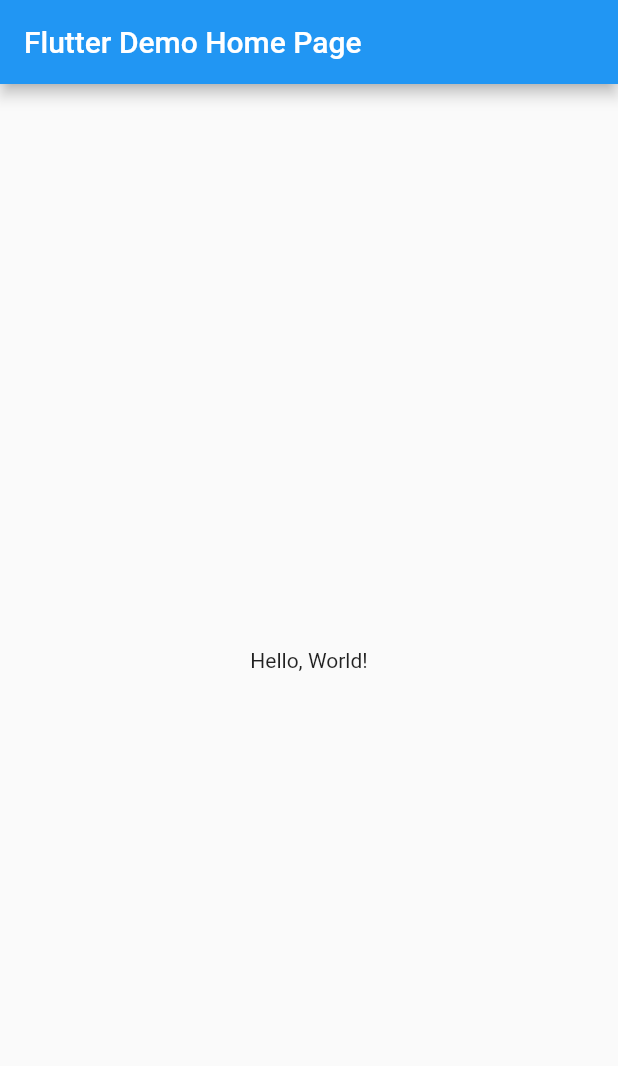
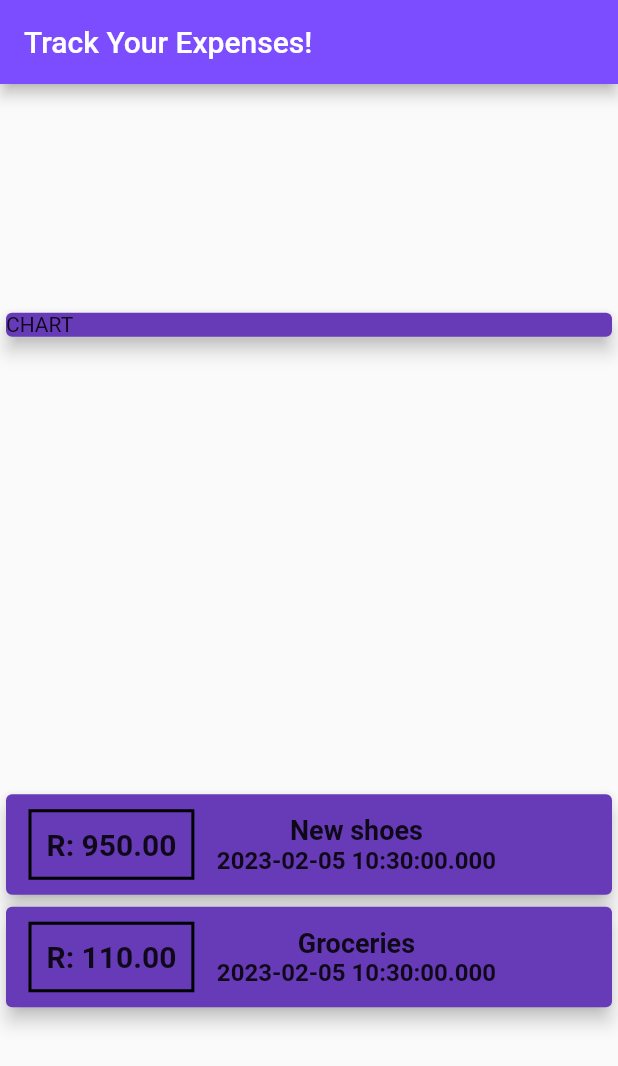
Before and after one commit to Ruan6370/flutterSect4Guide, a Flutter app: the screen it shows after launch, on a phone screen of 412 x 824 dp. Shown: the top 1066 px of the screen. Run offline on Flutter 3.47's test engine with Material 2 defaults, Android fonts, the phone set to English and light mode, and no system bars.

```diff
--- a/lib/main.dart
+++ b/lib/main.dart
@@ -1,41 +1,98 @@
 import 'package:flutter/material.dart';
 
-void main() => runApp(MyApp());
+import 'transactions.dart';
 
-class MyApp extends StatelessWidget {
-  // This widget is the root of your application.
+void main() {
+  runApp(const PersonalExpenseTracker());
+}
+
+class PersonalExpenseTracker extends StatelessWidget {
+  const PersonalExpenseTracker({Key? key}) : super(key: key);
+
   @override
   Widget build(BuildContext context) {
     return MaterialApp(
-      // Application name
-      title: 'Flutter Hello World',
-      // Application theme data, you can set the colors for the application as
-      // you want
-      theme: ThemeData(
-        primarySwatch: Colors.blue,
-      ),
-      // A widget which will be started on application startup
-      home: MyHomePage(title: 'Flutter Demo Home Page'),
+      title: 'Personal Expense Tracker',
+      debugShowCheckedModeBanner: false,
+      home: HomePage(),
     );
   }
 }
 
-class MyHomePage extends StatelessWidget {
-  final String title;
-  const MyHomePage({Key? key, required this.title}) : super(key: key);
+class HomePage extends StatelessWidget {
+  HomePage({Key? key}) : super(key: key);
+  final List<Transaction> transactions = [
+    Transaction(
+        id: 't1', title: 'New shoes', amount: 950.00, date: DateTime.now()),
+    Transaction(
+        id: 't2', title: 'Groceries', amount: 110.00, date: DateTime.now()),
+  ];
 
   @override
   Widget build(BuildContext context) {
     return Scaffold(
       appBar: AppBar(
-        // The title text which will be shown on the action bar
-        title: Text(title),
+        backgroundColor: Colors.deepPurpleAccent,
+        title: const Text('Track Your Expenses!'),
       ),
-      body: Center(
-        child: Text(
-          'Hello, World!',
-        ),
-      ),
+      body: Column(
+          mainAxisAlignment: MainAxisAlignment.spaceAround,
+          crossAxisAlignment: CrossAxisAlignment.stretch,
+          children: <Widget>[
+            SizedBox(
+              width: double.infinity,
+              child: Card(
+                elevation: 5,
+                color: Colors.deepPurple,
+                child: Text('CHART'),
+              ),
+            ),
+            Column(
+              children: transactions.map((tx) {
+                return Card(
+                  elevation: 5,
+                  color: Colors.deepPurple,
+                  child: Row(children: <Widget>[
+                    Container(
+                        margin: const EdgeInsets.symmetric(
+                          vertical: 10,
+                          horizontal: 15,
+                        ),
+                        decoration: BoxDecoration(
+                          border: Border.all(
+                            color: Colors.black,
+                            width: 2,
+                          ),
+                        ),
+                        padding: const EdgeInsets.all(10),
+                        child: Text(
+                          'R: ' + tx.amount.toStringAsFixed(2),
+                          style: const TextStyle(
+                            fontWeight: FontWeight.bold,
+                            fontSize: 20,
+                          ),
+                        )),
+                    Column(children: <Widget>[
+                      Text(
+                        tx.title,
+                        style: const TextStyle(
+                          fontWeight: FontWeight.bold,
+                          fontSize: 18,
+                        ),
+                      ),
+                      Text(
+                        tx.date.toString(),
+                        style: const TextStyle(
+                          fontWeight: FontWeight.bold,
+                          fontSize: 16,
+                        ),
+                      ),
+                    ]),
+                  ]),
+                );
+              }).toList(),
+            ),
+          ]),
     );
   }
 }
--- /dev/null
+++ b/lib/transactions.dart
@@ -0,0 +1,13 @@
+class Transaction {
+  final String id;
+  final String title;
+  final double amount;
+  final DateTime date;
+
+  Transaction({
+    required this.id,
+    required this.title,
+    required this.amount,
+    required this.date,
+  });
+}
```
